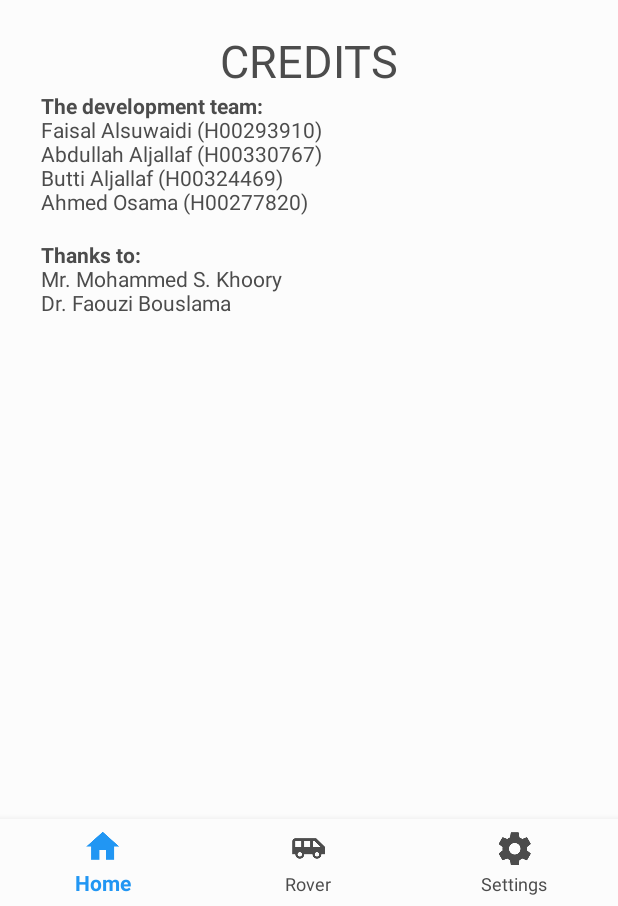
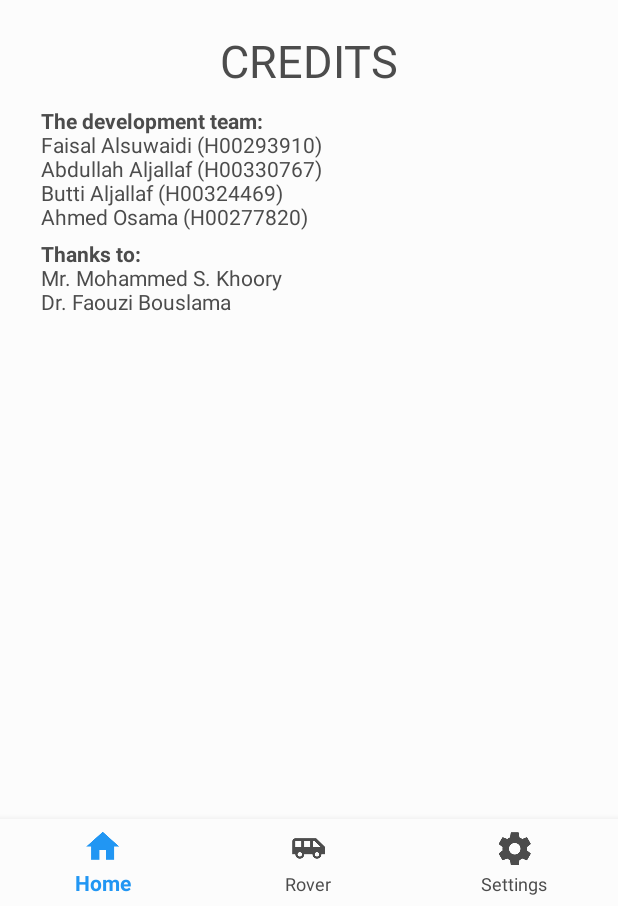
Before and after one commit to ButtiAlJallaf/spacecraftoperations, an Android app: the Credits screen opened directly, with no data from a screen before it, on a phone screen of 412 x 824 dp, the part 330-1236 px from its top. Run offline under Robolectric (Android 15) with nearby library versions, the phone set to English and light mode, and no system bars.

Commit message:
Improved the margins in credits layout

```diff
--- a/app/src/main/res/layout/activity_credits.xml
+++ b/app/src/main/res/layout/activity_credits.xml
@@ -46,6 +46,7 @@
                 android:id="@+id/textView3"
                 android:layout_width="match_parent"
                 android:layout_height="wrap_content"
+                android:layout_marginTop="10dp"
                 android:text="@string/creditsTeam"
                 android:textColor="?attr/textcolor" />
 
@@ -53,6 +54,7 @@
                 android:id="@+id/textView4"
                 android:layout_width="match_parent"
                 android:layout_height="wrap_content"
+                android:layout_marginTop="5dp"
                 android:text="@string/creditsMentors"
                 android:textColor="?attr/textcolor" />
         </LinearLayout>
--- a/app/src/main/res/values/strings.xml
+++ b/app/src/main/res/values/strings.xml
@@ -5,7 +5,7 @@
         Faisal Alsuwaidi (H00293910) \n
         Abdullah Aljallaf (H00330767) \n
         Butti Aljallaf (H00324469) \n
-        Ahmed Osama (H00277820) \n
+        Ahmed Osama (H00277820)
     </string>
     <string name="creditsMentors">
         <b>Thanks to:</b> \n
```
